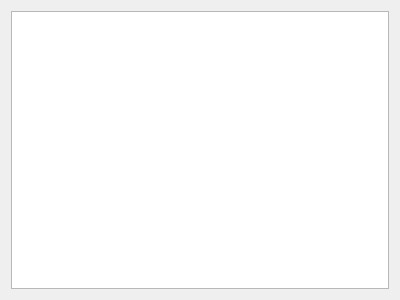
First picture: the form in src/ui/skeletons/form_mod_files_table.ui, repository 132nd-etcher/EASI, before the edit.
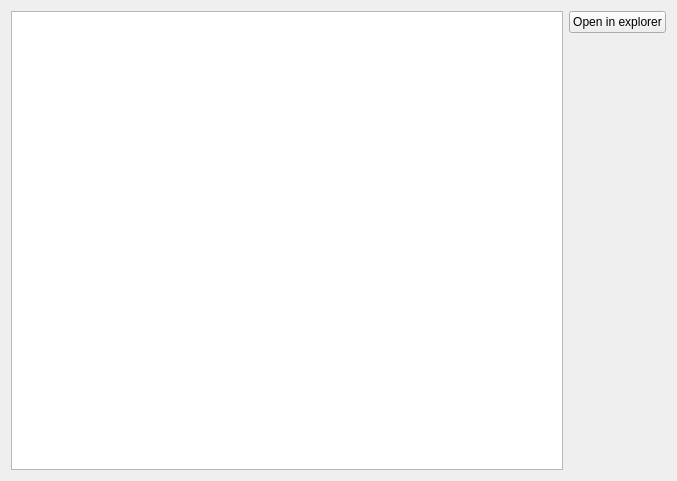
Second picture: the form after the edit.

Commit message: added "open in explorer" button to mod fiels dialog

What changed in the file:
```diff
--- a/src/ui/skeletons/form_mod_files_table.ui
+++ b/src/ui/skeletons/form_mod_files_table.ui
@@ -6,8 +6,8 @@
    <rect>
     <x>0</x>
     <y>0</y>
-    <width>400</width>
-    <height>300</height>
+    <width>677</width>
+    <height>481</height>
    </rect>
   </property>
   <property name="windowTitle">
@@ -17,6 +17,30 @@
    <item>
     <widget class="QTableView" name="tableView"/>
    </item>
+   <item>
+    <layout class="QVBoxLayout" name="verticalLayout">
+     <item>
+      <widget class="QPushButton" name="btn_open">
+       <property name="text">
+        <string>Open in explorer</string>
+       </property>
+      </widget>
+     </item>
+     <item>
+      <spacer name="verticalSpacer">
+       <property name="orientation">
+        <enum>Qt::Vertical</enum>
+       </property>
+       <property name="sizeHint" stdset="0">
+        <size>
+         <width>20</width>
+         <height>40</height>
+        </size>
+       </property>
+      </spacer>
+     </item>
+    </layout>
+   </item>
   </layout>
  </widget>
  <resources/>
```
The commit also changes 1 other file.
